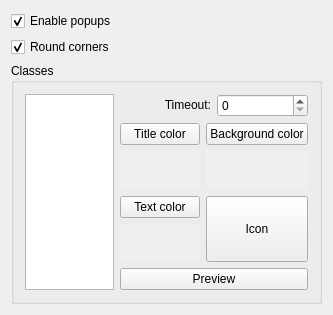
The window that plugins/popup/popupoptions.ui (xjohncz/saje) describes before a commit, drawn with Qt 5.
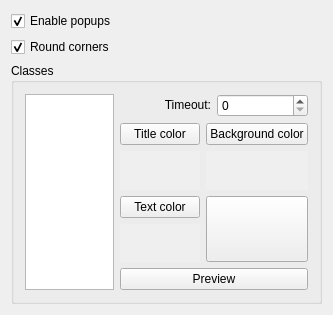
The same window after the commit. Custom widgets are drawn as their Qt base class.

Commit message: fix apply button for popup options

```diff
--- a/plugins/popup/popupoptions.ui
+++ b/plugins/popup/popupoptions.ui
@@ -122,9 +122,6 @@
               <verstretch>0</verstretch>
              </sizepolicy>
             </property>
-            <property name="text" >
-             <string>Icon</string>
-            </property>
             <property name="iconSize" >
              <size>
               <width>64</width>
```
The commit also changes 4 other files.
